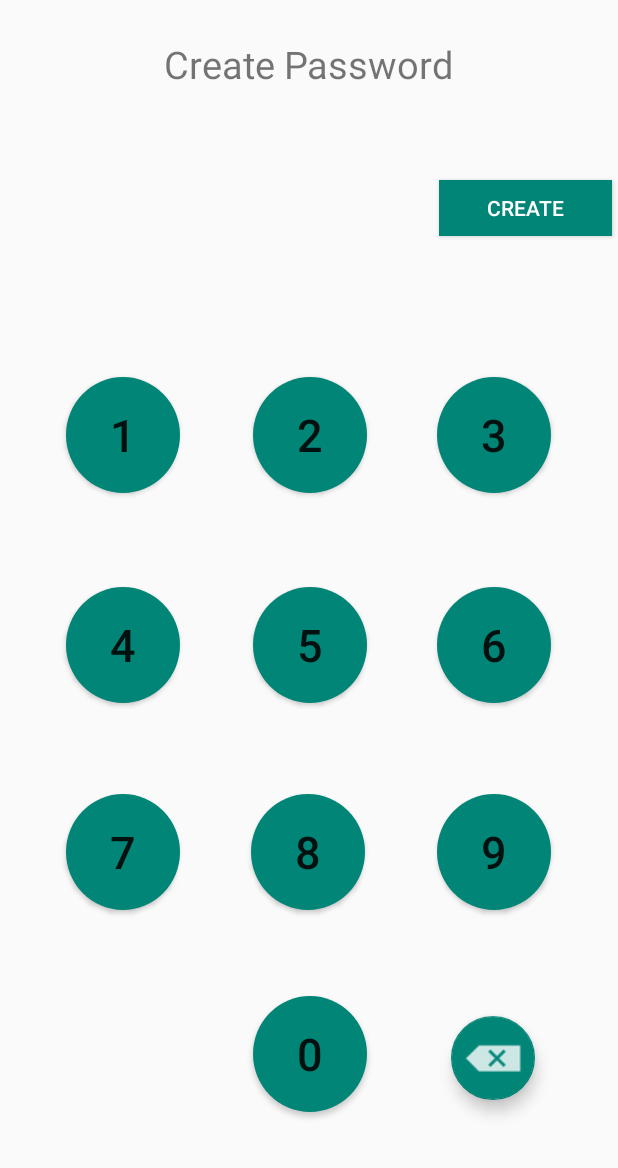
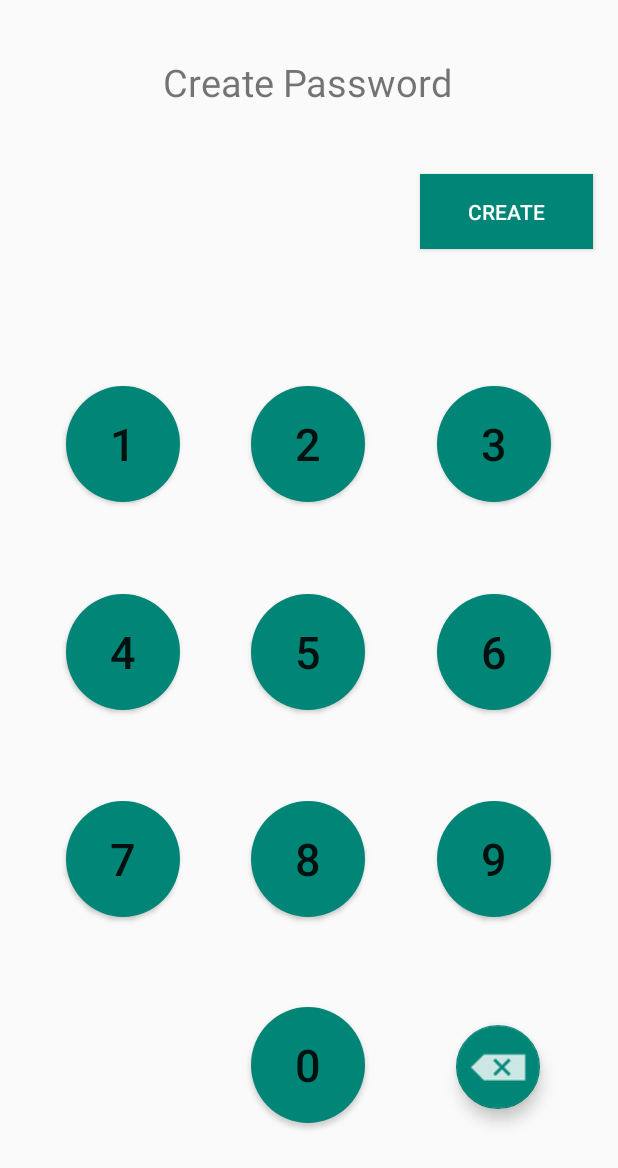
Before and after one commit to AndreTheDeveloper/AccKeep, an Android app: the screen it shows after launch (CreatePassword), after a tap on "CREATE", on a phone screen of 412 x 824 dp. Shown: the top 1168 px of the screen. Run offline under Robolectric (Android 15) with nearby library versions, the phone set to English and light mode, and no system bars.

Commit message:
Added auto validation for login. Created separate page for creating passwords and checking if password hasnt been created yet

```diff
--- a/app/src/main/AndroidManifest.xml
+++ b/app/src/main/AndroidManifest.xml
@@ -13,7 +13,7 @@
         android:parentActivityName=".MainActivity"
         android:name=".Edit_Program"/>
     <activity
-        android:parentActivityName=".Login"
+        android:parentActivityName=".MainActivity"
         android:name=".CreatePassword"/>
     <activity android:name=".Login"
         android:exported="true">
--- a/app/src/main/java/com/example/acckeep/Login.java
+++ b/app/src/main/java/com/example/acckeep/Login.java
@@ -3,7 +3,6 @@ package com.example.acckeep;
 import android.content.Context;
 import android.content.Intent;
 import android.os.Bundle;
-import android.util.Log;
 import android.view.View;
 import android.widget.Button;
 import android.widget.TextView;
@@ -31,42 +30,17 @@ public class Login extends AppCompatActivity {
 
     public void onStart() {
         password = loadPassword();
-        Button createButton = (Button) findViewById(R.id.createBttn);
-        Button submitButton = (Button) findViewById(R.id.loginBttn);
         if(password == null) {
-            submitButton.setEnabled(false);
-            submitButton.setVisibility(View.INVISIBLE);
-            createButton.setOnClickListener(new View.OnClickListener() {
-                @Override
-                public void onClick(View view) {
-                    if(password != null && !(password.isEmpty())) {
-                        errorMsg();
-                    } else {
-                        openCreateActivity();
-                    }
-                }
-            });
+            Intent intent = new Intent(this, CreatePassword.class);
+            startActivity(intent);
         }
-        else {
-            createButton.setEnabled(false);
-            submitButton.setEnabled(true);
-            createButton.setVisibility(View.INVISIBLE);
-            submitButton.setVisibility(View.VISIBLE);
-            submitButton.setOnClickListener(new View.OnClickListener() {
-                @Override
-                public void onClick(View view) {
-                    signIn();
-                }
-            });
-        }
-
         super.onStart();
     }
 
     public String loadPassword() {
         Context context = this;
         try {
-            fileIn = context.openFileInput("savedPassword.ser");
+            fileIn = context.openFileInput("password.ser");
             in = new ObjectInputStream(fileIn);
             password = (String) in.readObject();
         } catch(IOException | ClassNotFoundException e){}
@@ -77,28 +51,15 @@ public class Login extends AppCompatActivity {
         super.onResume();
     }
 
-    public void openCreateActivity() {
-        Intent intent = new Intent(this, CreatePassword.class);
-        startActivity(intent);
-    }
-
-    public void signIn() {
-        if(guess.equals(password)) {
-            Intent intent = new Intent(this, MainActivity.class);
-            startActivity(intent);
-        } else {
-            Toast.makeText(this, "Incorrect password", Toast.LENGTH_LONG).show();
-        }
-    }
-
     public void guessedNum(View v){
         guess += ((Button) v).getText().toString();
         setText();
     }
 
     public void setText() {
-        guessedPass = (TextView) findViewById(R.id.guessedPass);
+        guessedPass = (TextView) findViewById(R.id.createdPass);
         guessedPass.setText(guess);
+        validate(guess);
     }
 
     public void backSpace(View v) {
@@ -106,11 +67,18 @@ public class Login extends AppCompatActivity {
             guess = guess.substring(0, guess.length() - 1);
             setText();
         } else {
-            Toast.makeText(this, "Password field is empty", Toast.LENGTH_LONG).show();
+            Toast.makeText(this, "Password field is empty", Toast.LENGTH_SHORT).show();
+        }
+    }
+
+    public void validate(String guess) {
+        if(guess.equals(password)) {
+            Intent intent = new Intent(this, MainActivity.class);
+            startActivity(intent);
         }
     }
 
     public void errorMsg() {
-        Toast.makeText(this, "Password already set", Toast.LENGTH_LONG).show();
+        Toast.makeText(this, "Password already set", Toast.LENGTH_SHORT).show();
     }
 }
--- a/app/src/main/res/layout/create_password.xml
+++ b/app/src/main/res/layout/create_password.xml
@@ -5,46 +5,82 @@
     android:layout_width="match_parent"
     android:layout_height="match_parent">
 
+    <com.google.android.material.floatingactionbutton.FloatingActionButton
+        android:id="@+id/deleteNum2"
+        android:layout_width="wrap_content"
+        android:layout_height="wrap_content"
+        android:clickable="true"
+        android:onClick="backSpace"
+        app:layout_constraintBottom_toBottomOf="parent"
+        app:layout_constraintEnd_toEndOf="parent"
+        app:layout_constraintHorizontal_bias="0.853"
+        app:layout_constraintStart_toStartOf="parent"
+        app:layout_constraintTop_toTopOf="parent"
+        app:layout_constraintVertical_bias="0.89"
+        app:maxImageSize="40dp"
+        app:srcCompat="@android:drawable/ic_input_delete" />
+
+    <Button
+        android:id="@+id/Num0"
+        android:layout_width="76dp"
+        android:layout_height="77dp"
+        android:background="@drawable/circle_bttn"
+        android:onClick="selectButton"
+        android:text="0"
+        android:textSize="30dp"
+        app:layout_constraintBottom_toBottomOf="parent"
+        app:layout_constraintEnd_toEndOf="parent"
+        app:layout_constraintHorizontal_bias="0.498"
+        app:layout_constraintStart_toStartOf="parent"
+        app:layout_constraintTop_toTopOf="parent"
+        app:layout_constraintVertical_bias="0.899" />
+
     <TextView
         android:id="@+id/textView7"
         android:layout_width="wrap_content"
         android:layout_height="wrap_content"
-        android:layout_marginTop="25dp"
         android:text="Create Password"
         android:textSize="25dp"
+        app:layout_constraintBottom_toBottomOf="parent"
         app:layout_constraintEnd_toEndOf="parent"
+        app:layout_constraintHorizontal_bias="0.498"
         app:layout_constraintStart_toStartOf="parent"
-        app:layout_constraintTop_toTopOf="parent" />
+        app:layout_constraintTop_toTopOf="parent"
+        app:layout_constraintVertical_bias="0.047" />
 
     <TextView
-        android:id="@+id/createdPassword"
-        android:layout_width="116dp"
-        android:layout_height="45dp"
-        android:layout_marginTop="48dp"
-        android:layout_marginEnd="32dp"
+        android:id="@+id/createdPass"
+        android:layout_width="115dp"
+        android:layout_height="50dp"
+        android:layout_marginTop="36dp"
         android:password="true"
         android:textAlignment="center"
         android:textSize="50dp"
-        app:layout_constraintEnd_toStartOf="@+id/createPassword"
-        app:layout_constraintHorizontal_bias="0.993"
+        app:layout_constraintBottom_toBottomOf="parent"
+        app:layout_constraintEnd_toEndOf="parent"
         app:layout_constraintStart_toStartOf="parent"
-        app:layout_constraintTop_toBottomOf="@+id/textView7" />
+        app:layout_constraintTop_toBottomOf="@+id/textView7"
+        app:layout_constraintVertical_bias="0.0" />
 
     <Button
-        android:id="@+id/createPassword"
+        android:id="@+id/createBttn"
         android:layout_width="115dp"
-        android:layout_height="37dp"
-        android:layout_marginTop="120dp"
-        android:layout_marginEnd="4dp"
+        android:layout_height="50dp"
+        android:layout_marginStart="4dp"
         android:background="#008577"
+        android:enabled="true"
+        android:text="Create"
         android:onClick="savePassword"
-        android:text="Create"
         android:textColor="#FFFFFF"
+        app:layout_constraintBottom_toBottomOf="parent"
         app:layout_constraintEnd_toEndOf="parent"
-        app:layout_constraintTop_toTopOf="parent" />
+        app:layout_constraintHorizontal_bias="0.943"
+        app:layout_constraintStart_toStartOf="parent"
+        app:layout_constraintTop_toTopOf="parent"
+        app:layout_constraintVertical_bias="0.15" />
 
     <Button
-        android:id="@+id/createNum5"
+        android:id="@+id/num5"
         android:layout_width="76dp"
         android:layout_height="77dp"
         android:background="@drawable/circle_bttn"
@@ -53,13 +89,43 @@
         android:textSize="30dp"
         app:layout_constraintBottom_toBottomOf="parent"
         app:layout_constraintEnd_toEndOf="parent"
-        app:layout_constraintHorizontal_bias="0.501"
+        app:layout_constraintHorizontal_bias="0.498"
         app:layout_constraintStart_toStartOf="parent"
         app:layout_constraintTop_toTopOf="parent"
-        app:layout_constraintVertical_bias="0.524" />
+        app:layout_constraintVertical_bias="0.53" />
 
     <Button
-        android:id="@+id/createNum6"
+        android:id="@+id/num7"
+        android:layout_width="76dp"
+        android:layout_height="77dp"
+        android:background="@drawable/circle_bttn"
+        android:onClick="selectButton"
+        android:text="7"
+        android:textSize="30dp"
+        app:layout_constraintBottom_toBottomOf="parent"
+        app:layout_constraintEnd_toEndOf="parent"
+        app:layout_constraintHorizontal_bias="0.131"
+        app:layout_constraintStart_toStartOf="parent"
+        app:layout_constraintTop_toTopOf="parent"
+        app:layout_constraintVertical_bias="0.715" />
+
+    <Button
+        android:id="@+id/num1"
+        android:layout_width="76dp"
+        android:layout_height="77dp"
+        android:background="@drawable/circle_bttn"
+        android:onClick="selectButton"
+        android:text="1"
+        android:textSize="30dp"
+        app:layout_constraintBottom_toBottomOf="parent"
+        app:layout_constraintEnd_toEndOf="parent"
+        app:layout_constraintHorizontal_bias="0.131"
+        app:layout_constraintStart_toStartOf="parent"
+        app:layout_constraintTop_toTopOf="parent"
+        app:layout_constraintVertical_bias="0.345" />
+
+    <Button
+        android:id="@+id/num6"
         android:layout_width="76dp"
         android:layout_height="77dp"
         android:background="@drawable/circle_bttn"
@@ -71,25 +137,40 @@
         app:layout_constraintHorizontal_bias="0.868"
         app:layout_constraintStart_toStartOf="parent"
         app:layout_constraintTop_toTopOf="parent"
-        app:layout_constraintVertical_bias="0.524" />
+        app:layout_constraintVertical_bias="0.53" />
 
     <Button
-        android:id="@+id/createNum0"
+        android:id="@+id/num"
         android:layout_width="76dp"
         android:layout_height="77dp"
         android:background="@drawable/circle_bttn"
         android:onClick="selectButton"
-        android:text="0"
+        android:text="2"
         android:textSize="30dp"
         app:layout_constraintBottom_toBottomOf="parent"
         app:layout_constraintEnd_toEndOf="parent"
-        app:layout_constraintHorizontal_bias="0.501"
+        app:layout_constraintHorizontal_bias="0.498"
         app:layout_constraintStart_toStartOf="parent"
         app:layout_constraintTop_toTopOf="parent"
-        app:layout_constraintVertical_bias="0.889" />
+        app:layout_constraintVertical_bias="0.345" />
 
     <Button
-        android:id="@+id/createNum3"
+        android:id="@+id/num9"
+        android:layout_width="76dp"
+        android:layout_height="77dp"
+        android:background="@drawable/circle_bttn"
+        android:onClick="selectButton"
+        android:text="9"
+        android:textSize="30dp"
+        app:layout_constraintBottom_toBottomOf="parent"
+        app:layout_constraintEnd_toEndOf="parent"
+        app:layout_constraintHorizontal_bias="0.868"
+        app:layout_constraintStart_toStartOf="parent"
+        app:layout_constraintTop_toTopOf="parent"
+        app:layout_constraintVertical_bias="0.715" />
+
+    <Button
+        android:id="@+id/num3"
         android:layout_width="76dp"
         android:layout_height="77dp"
         android:background="@drawable/circle_bttn"
@@ -101,55 +182,10 @@
         app:layout_constraintHorizontal_bias="0.868"
         app:layout_constraintStart_toStartOf="parent"
         app:layout_constraintTop_toTopOf="parent"
-        app:layout_constraintVertical_bias="0.337" />
+        app:layout_constraintVertical_bias="0.345" />
 
     <Button
-        android:id="@+id/createNum9"
-        android:layout_width="76dp"
-        android:layout_height="77dp"
-        android:background="@drawable/circle_bttn"
-        android:onClick="selectButton"
-        android:text="9"
-        android:textSize="30dp"
-        app:layout_constraintBottom_toBottomOf="parent"
-        app:layout_constraintEnd_toEndOf="parent"
-        app:layout_constraintHorizontal_bias="0.868"
-        app:layout_constraintStart_toStartOf="parent"
-        app:layout_constraintTop_toTopOf="parent"
-        app:layout_constraintVertical_bias="0.709" />
-
-    <Button
-        android:id="@+id/createNum1"
-        android:layout_width="76dp"
-        android:layout_height="77dp"
-        android:background="@drawable/circle_bttn"
-        android:onClick="selectButton"
-        android:text="1"
-        android:textSize="30dp"
-        app:layout_constraintBottom_toBottomOf="parent"
-        app:layout_constraintEnd_toEndOf="parent"
-        app:layout_constraintHorizontal_bias="0.131"
-        app:layout_constraintStart_toStartOf="parent"
-        app:layout_constraintTop_toTopOf="parent"
-        app:layout_constraintVertical_bias="0.337" />
-
-    <Button
-        android:id="@+id/createNum2"
-        android:layout_width="76dp"
-        android:layout_height="77dp"
-        android:background="@drawable/circle_bttn"
-        android:onClick="selectButton"
-        android:text="2"
-        android:textSize="30dp"
-        app:layout_constraintBottom_toBottomOf="parent"
-        app:layout_constraintEnd_toEndOf="parent"
-        app:layout_constraintHorizontal_bias="0.501"
-        app:layout_constraintStart_toStartOf="parent"
-        app:layout_constraintTop_toTopOf="parent"
-        app:layout_constraintVertical_bias="0.337" />
-
-    <Button
-        android:id="@+id/createNum4"
+        android:id="@+id/num4"
         android:layout_width="76dp"
         android:layout_height="77dp"
         android:background="@drawable/circle_bttn"
@@ -161,25 +197,10 @@
         app:layout_constraintHorizontal_bias="0.131"
         app:layout_constraintStart_toStartOf="parent"
         app:layout_constraintTop_toTopOf="parent"
-        app:layout_constraintVertical_bias="0.524" />
-
-    <com.google.android.material.floatingactionbutton.FloatingActionButton
-        android:id="@+id/deleteNum"
-        android:layout_width="wrap_content"
-        android:layout_height="wrap_content"
-        android:clickable="true"
-        android:onClick="backSpace"
-        app:layout_constraintBottom_toBottomOf="parent"
-        app:layout_constraintEnd_toEndOf="parent"
-        app:layout_constraintHorizontal_bias="0.845"
-        app:layout_constraintStart_toStartOf="parent"
-        app:layout_constraintTop_toTopOf="parent"
-        app:layout_constraintVertical_bias="0.882"
-        app:maxImageSize="40dp"
-        app:srcCompat="@android:drawable/ic_input_delete" />
+        app:layout_constraintVertical_bias="0.53" />
 
     <Button
-        android:id="@+id/createNum8"
+        android:id="@+id/num8"
         android:layout_width="76dp"
         android:layout_height="77dp"
         android:background="@drawable/circle_bttn"
@@ -191,22 +212,7 @@
         app:layout_constraintHorizontal_bias="0.498"
         app:layout_constraintStart_toStartOf="parent"
         app:layout_constraintTop_toTopOf="parent"
-        app:layout_constraintVertical_bias="0.709" />
-
-    <Button
-        android:id="@+id/createNum7"
-        android:layout_width="76dp"
-        android:layout_height="77dp"
-        android:background="@drawable/circle_bttn"
-        android:onClick="selectButton"
-        android:text="7"
-        android:textSize="30dp"
-        app:layout_constraintBottom_toBottomOf="parent"
-        app:layout_constraintEnd_toEndOf="parent"
-        app:layout_constraintHorizontal_bias="0.131"
-        app:layout_constraintStart_toStartOf="parent"
-        app:layout_constraintTop_toTopOf="parent"
-        app:layout_constraintVertical_bias="0.709" />
+        app:layout_constraintVertical_bias="0.715" />
 
 
 </androidx.constraintlayout.widget.ConstraintLayout>
```
Also changed, not shown: app/src/main/java/com/example/acckeep/CreatePassword.java (+17 -16 lines), app/src/main/res/layout/login.xml (+8 -27 lines).
